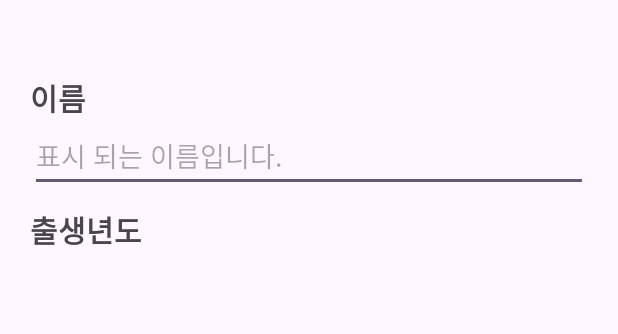
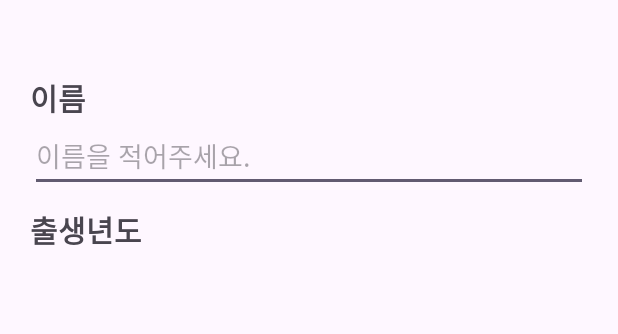
Before and after one commit to Guri999/Introduction, an Android app: the layout activity_profile.xml on its own in the app's theme, with its tools: preview values and no code run, on a phone screen of 412 x 824 dp. Shown: the top 334 px of the screen. Run offline under Robolectric (Android 15) with nearby library versions, the phone set to English and light mode, and no system bars.

Commit message:
버튼 수정

```diff
--- a/app/src/main/java/com/example/introduction/SignUpActivity.kt
+++ b/app/src/main/java/com/example/introduction/SignUpActivity.kt
@@ -18,7 +18,7 @@ class SignUpActivity : AppCompatActivity() {
     private lateinit var userList: ArrayList<User>
 
     private val inputName: EditText by lazy {
-        findViewById<EditText>(R.id.input_name)
+        findViewById(R.id.input_name)
     }
 
     private val inputId: EditText by lazy {
@@ -233,7 +233,8 @@ class SignUpActivity : AppCompatActivity() {
                 putExtra("password", password)
             }
             setResult(RESULT_OK, sendData)
-            finish()
+
+            if(!isFinishing) finish()
         }
     }
 }
--- /dev/null
+++ b/app/src/main/res/drawable/selector_button_txt.xml
@@ -0,0 +1,5 @@
+<?xml version="1.0" encoding="utf-8"?>
+<selector xmlns:android="http://schemas.android.com/apk/res/android">
+    <item android:state_pressed="true" android:color = "@color/green"/>
+    <item android:color="@color/black"/>
+</selector>
--- a/app/src/main/res/layout/activity_profile.xml
+++ b/app/src/main/res/layout/activity_profile.xml
@@ -12,7 +12,7 @@
         android:layout_height="wrap_content"
         android:layout_marginLeft="20dp"
         android:layout_marginTop="50dp"
-        android:text="이름"
+        android:text="@string/sign_name"
         android:textSize="20sp"
         android:textStyle="bold" />
 
@@ -22,7 +22,7 @@
         android:layout_height="wrap_content"
         android:layout_marginLeft="20dp"
         android:layout_marginRight="20dp"
-        android:hint="표시 되는 이름입니다."
+        android:hint="@string/profile_name_empty"
         android:textColor="#939393" />
 
     <TextView
@@ -30,7 +30,7 @@
         android:layout_height="wrap_content"
         android:layout_marginLeft="20dp"
         android:layout_marginTop="10dp"
-        android:text="출생년도"
+        android:text="@string/profile_birth"
         android:textSize="20sp"
         android:textStyle="bold" />
 
@@ -51,7 +51,7 @@
             android:layout_width="wrap_content"
             android:layout_height="wrap_content"
             android:layout_marginLeft="20dp"
-            android:text="년"
+            android:text="@string/profile_year"
             app:layout_constraintBottom_toBottomOf="@+id/npYear"
             app:layout_constraintStart_toEndOf="@+id/npYear"
             app:layout_constraintTop_toTopOf="@+id/npYear" />
@@ -69,7 +69,7 @@
             android:layout_width="wrap_content"
             android:layout_height="wrap_content"
             android:layout_marginLeft="20dp"
-            android:text="월"
+            android:text="@string/profile_month"
             app:layout_constraintBottom_toBottomOf="@+id/npMonth"
             app:layout_constraintStart_toEndOf="@+id/npMonth"
             app:layout_constraintTop_toTopOf="@+id/npMonth" />
@@ -85,7 +85,7 @@
         <TextView
             android:layout_width="wrap_content"
             android:layout_height="wrap_content"
-            android:text="일"
+            android:text="@string/profile_date"
             android:layout_marginLeft="20dp"
             app:layout_constraintBottom_toBottomOf="@+id/npDay"
             app:layout_constraintStart_toEndOf="@+id/npDay"
@@ -97,7 +97,7 @@
         android:layout_width="wrap_content"
         android:layout_height="wrap_content"
         android:layout_marginLeft="20dp"
-        android:text="MBTI"
+        android:text="@string/profile_mbti"
         android:textSize="20sp"
         android:textStyle="bold" />
 
@@ -114,7 +114,7 @@
         android:layout_width="wrap_content"
         android:layout_height="wrap_content"
         android:layout_marginLeft="20dp"
-        android:text="소개"
+        android:text="@string/profile_introduce"
         android:layout_marginTop="10dp"
         android:textSize="20sp"
         android:textStyle="bold" />
@@ -125,7 +125,7 @@
         android:layout_height="100dp"
         android:layout_marginLeft="20dp"
         android:layout_marginRight="20dp"
-        android:hint="내용을 입력하세요."
+        android:hint="@string/profile_empty"
         android:textColor="#939393" />
 
     <LinearLayout
@@ -139,7 +139,7 @@
         android:layout_height="wrap_content"
         android:layout_marginLeft="20dp"
         android:layout_marginRight="20dp"
-        android:text="수정하기" />
+        android:text="@string/profile_edit" />
 
     <Button
         android:id="@+id/btn_back"
@@ -147,5 +147,5 @@
         android:layout_height="wrap_content"
         android:layout_marginLeft="20dp"
         android:layout_marginRight="20dp"
-        android:text="돌아가기" />
+        android:text="@string/profile_quit" />
 </LinearLayout>
--- a/app/src/main/res/values/strings.xml
+++ b/app/src/main/res/values/strings.xml
@@ -1,3 +1,26 @@
 <resources>
     <string name="app_name">Introduction</string>
+    <string name="sign_in_id_kor">아이디</string>
+    <string name="sign_id_kor_empty">아이디를 입력하세요.</string>
+    <string name="sign_in_password_kor">비밀번호</string>
+    <string name="signin_pass_empty">비밀번호를 입력하세요.</string>
+    <string name="sign_in_login">로그인</string>
+    <string name="sign_in_membership">회원가입</string>
+    <string name="home_id">아이디:</string>
+    <string name="home_name">이름:</string>
+    <string name="home_age">나이:</string>
+    <string name="home_mbti">MBTI:</string>
+    <string name="home_edit_profile">프로필수정</string>
+    <string name="home_feel">상태</string>
+    <string name="home_end">종료</string>
+    <string name="profile_name_empty">이름을 적어주세요.</string>
+    <string name="profile_birth">출생년도</string>
+    <string name="profile_year">년</string>
+    <string name="profile_month">월</string>
+    <string name="profile_date">일</string>
+    <string name="profile_mbti">MBTI</string>
+    <string name="profile_introduce">소개</string>
+    <string name="profile_empty">내용을 입력하세요.</string>
+    <string name="profile_edit">수정하기</string>
+    <string name="profile_quit">돌아가기</string>
 </resources>
```
Also changed, not shown: app/src/main/java/com/example/introduction/HomeActivity.kt (+13 -11 lines), app/src/main/java/com/example/introduction/SignInActivity.kt (+8 -7 lines), app/src/main/res/drawable/selector_button.xml (added, +17 -0 lines), app/src/main/res/drawable/selector_button_img.xml (added, +7 -0 lines), app/src/main/res/layout/activity_home.xml (+46 -14 lines), app/src/main/res/layout/activity_sign_in.xml (+9 -9 lines), app/src/main/res/drawable/img_lv1.png (added), app/src/main/res/drawable/img_lv3.png (added), app/src/main/res/drawable/img_lv4.png (added).
